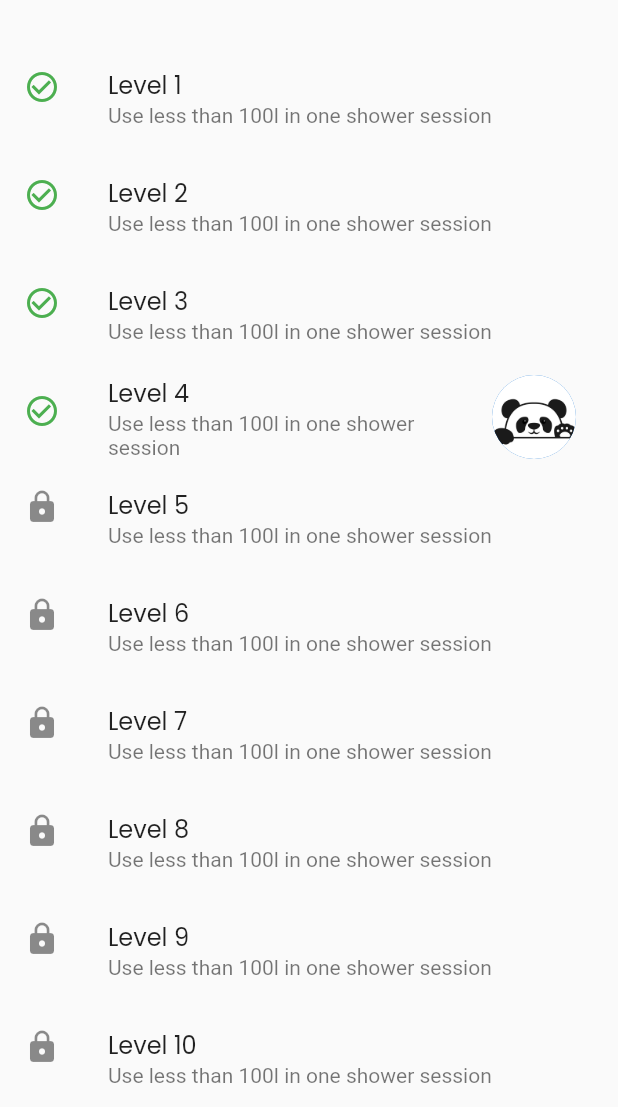
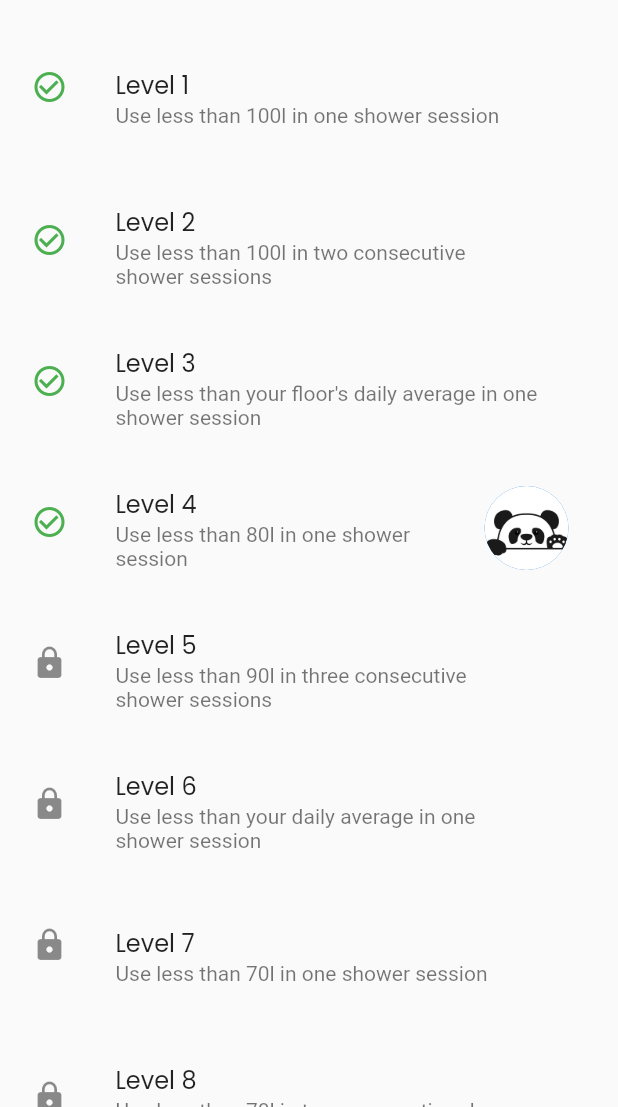
Before and after one commit to malhaar2002/h2know-flutter, a Flutter app: the Levels screen opened by its route, on a phone screen of 412 x 824 dp, the part 129-1236 px from its top. Run offline on Flutter 3.47's test engine with Material 2 defaults, Android fonts, the phone set to English and light mode, and no system bars; our stand-ins replace animated_splash_screen, charts_flutter, cloud_firestore, firebase_auth, firebase_core, firebase_database and 2 more; accounts and stored records are empty.

Commit message:
Added level conditions

```diff
--- a/lib/models/levels_model.dart
+++ b/lib/models/levels_model.dart
@@ -12,38 +12,38 @@ List<LevelModel> levelsList = [
   ),
   LevelModel(
     levelNo: 2,
-    description: "Use less than 100l in one shower session",
+    description: "Use less than 100l in two consecutive shower sessions",
   ),
   LevelModel(
     levelNo: 3,
-    description: "Use less than 100l in one shower session",
+    description: "Use less than your floor's daily average in one shower session",
   ),
   LevelModel(
     levelNo: 4,
-    description: "Use less than 100l in one shower session",
+    description: "Use less than 80l in one shower session",
   ),
   LevelModel(
     levelNo: 5,
-    description: "Use less than 100l in one shower session",
+    description: "Use less than 90l in three consecutive shower sessions",
   ),
   LevelModel(
     levelNo: 6,
-    description: "Use less than 100l in one shower session",
+    description: "Use less than your daily average in one shower session",
   ),
   LevelModel(
     levelNo: 7,
-    description: "Use less than 100l in one shower session",
+    description: "Use less than 70l in one shower session",
   ),
   LevelModel(
     levelNo: 8,
-    description: "Use less than 100l in one shower session",
+    description: "Use less than 70l in two consecutive shower sessions",
   ),
   LevelModel(
     levelNo: 9,
-    description: "Use less than 100l in one shower session",
+    description: "Use less than the university's daily average in two consecutive shower sessions",
   ),
   LevelModel(
     levelNo: 10,
-    description: "Use less than 100l in one shower session",
+    description: "Use less than 50l in one shower session",
   ),
 ];
--- a/lib/screens/levels.dart
+++ b/lib/screens/levels.dart
@@ -27,7 +27,7 @@ class Levels extends StatelessWidget {
                 fontWeight: FontWeight.bold,
               ),
             ),
-            const SizedBox(height: 30),
+            const SizedBox(height: 15),
             ListView.builder(
               shrinkWrap: true,
               itemCount: levelsList.length,
--- a/lib/widgets/levels.tile.dart
+++ b/lib/widgets/levels.tile.dart
@@ -7,7 +7,9 @@ class LevelTile extends StatelessWidget {
 
   @override
   Widget build(BuildContext context) {
-    return ListTile(
+    return Padding(
+      padding: const EdgeInsets.symmetric(horizontal: 5.0, vertical: 15),
+      child: ListTile(
           leading: level.levelNo < 5
               ? const Icon(
                   Icons.check_circle_outline,
@@ -30,6 +32,7 @@ class LevelTile extends StatelessWidget {
                   ),
                   radius: 40,
                 )
-            : const SizedBox.shrink());
+              : const SizedBox.shrink()),
+    );
   }
 }
```
Lines whose indentation alone changed are shown as unchanged.
